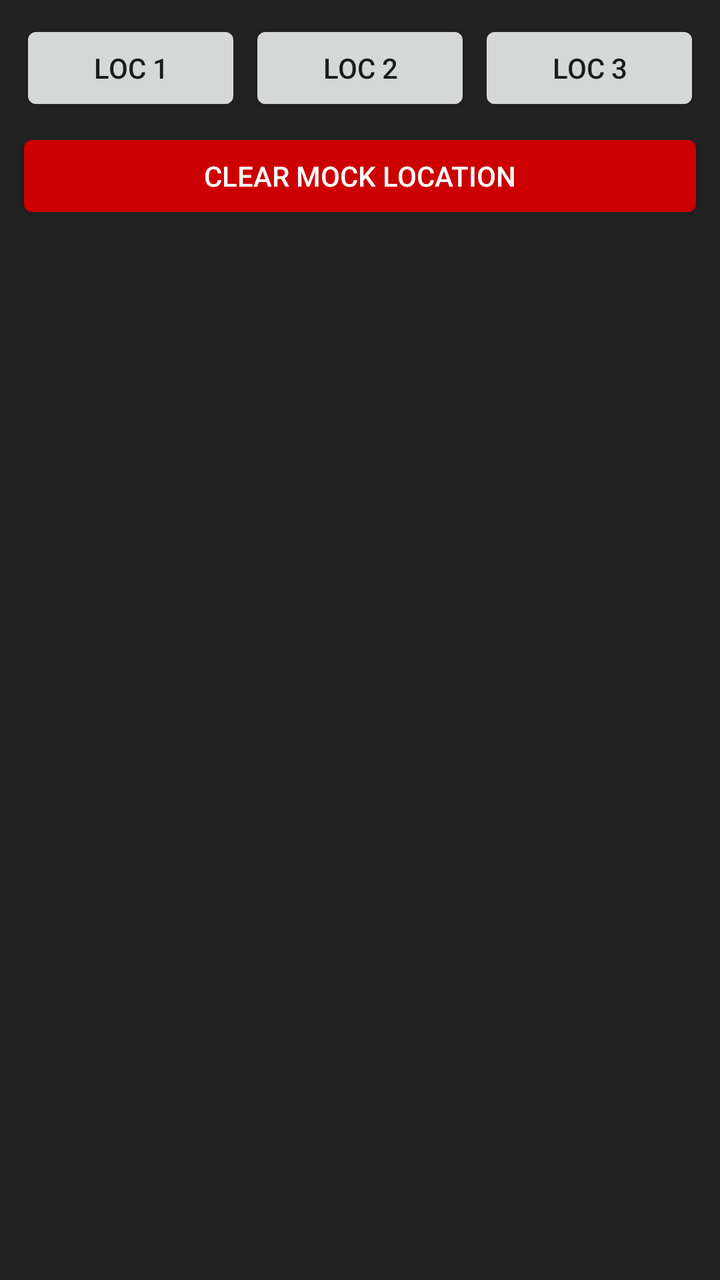
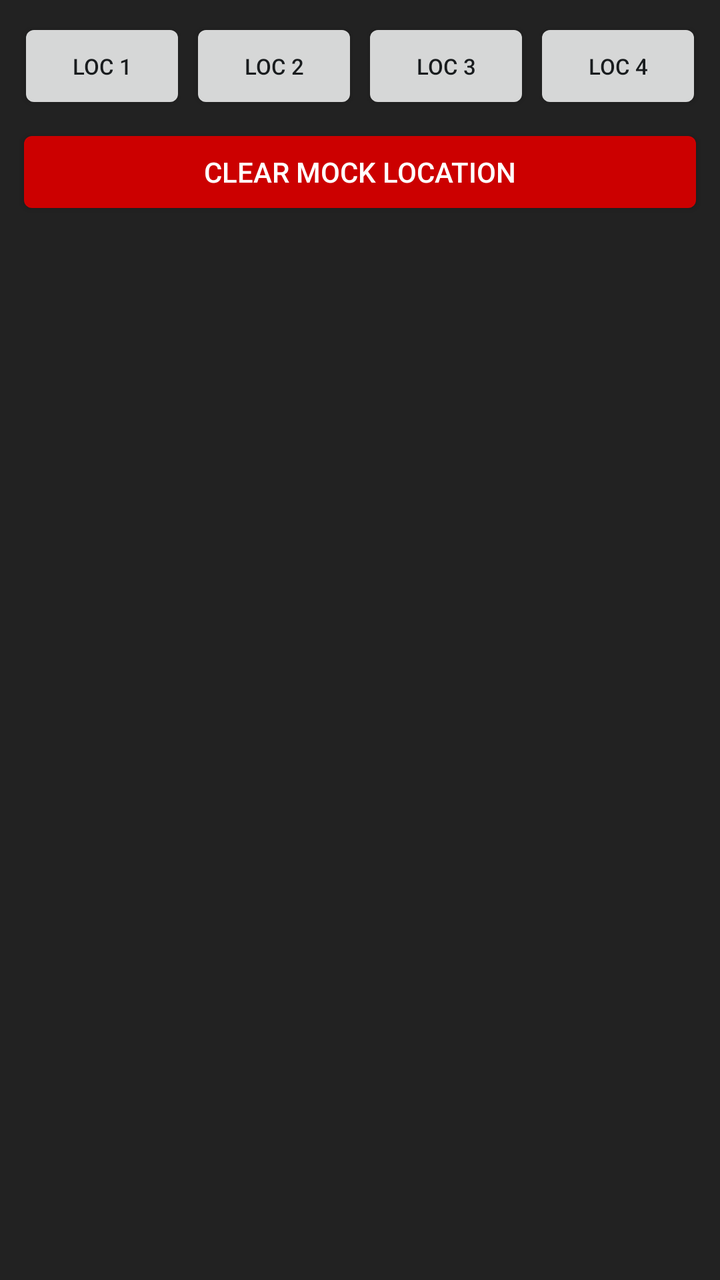

Compare the two renders of this Android layout. The source of the first and the diff that turns it into the second are given below.
<!-- AndroidManifest.xml: application theme android:Theme.DeviceDefault.DayNight -->
<!-- res/layout/widget_layout.xml -->
﻿<?xml version="1.0" encoding="utf-8"?>
<LinearLayout xmlns:android="http://schemas.android.com/apk/res/android"
    android:layout_width="match_parent"
    android:layout_height="wrap_content"
    android:orientation="vertical"
    android:padding="8dp"
    android:background="#222222">

    <LinearLayout
        android:layout_width="match_parent"
        android:layout_height="wrap_content"
        android:orientation="horizontal">

        <Button
            android:id="@+id/btn_loc_1"
            android:layout_width="0dp"
            android:layout_height="wrap_content"
            android:layout_weight="1"
            android:layout_margin="2dp"
            android:text="Loc 1" />

        <Button
            android:id="@+id/btn_loc_2"
            android:layout_width="0dp"
            android:layout_height="wrap_content"
            android:layout_weight="1"
            android:layout_margin="2dp"
            android:text="Loc 2" />

        <Button
            android:id="@+id/btn_loc_3"
            android:layout_width="0dp"
            android:layout_height="wrap_content"
            android:layout_weight="1"
            android:layout_margin="2dp"
            android:text="Loc 3" />
    </LinearLayout>

    <Button
        android:id="@+id/btn_clear"
        android:layout_width="match_parent"
        android:layout_height="wrap_content"
        android:layout_marginTop="4dp"
        android:backgroundTint="#CC0000"
        android:textColor="#FFFFFF"
        android:text="CLEAR MOCK LOCATION" />
</LinearLayout>
<!-- resources referenced by this layout -->
<resources>

</resources>

<!-- the commit's change to res/layout/widget_layout.xml (unified diff, before → after) -->
@@ -1,4 +1,4 @@
-﻿<?xml version="1.0" encoding="utf-8"?>
+<?xml version="1.0" encoding="utf-8"?>
 <LinearLayout xmlns:android="http://schemas.android.com/apk/res/android"
     android:layout_width="match_parent"
     android:layout_height="wrap_content"
@@ -11,29 +11,11 @@
         android:layout_height="wrap_content"
         android:orientation="horizontal">
 
-        <Button
-            android:id="@+id/btn_loc_1"
-            android:layout_width="0dp"
-            android:layout_height="wrap_content"
-            android:layout_weight="1"
-            android:layout_margin="2dp"
-            android:text="Loc 1" />
+        <Button android:id="@+id/btn_loc_1" android:layout_width="0dp" android:layout_height="wrap_content" android:layout_weight="1" android:layout_margin="1dp" android:textSize="11sp" android:text="Loc 1" />
+        <Button android:id="@+id/btn_loc_2" android:layout_width="0dp" android:layout_height="wrap_content" android:layout_weight="1" android:layout_margin="1dp" android:textSize="11sp" android:text="Loc 2" />
+        <Button android:id="@+id/btn_loc_3" android:layout_width="0dp" android:layout_height="wrap_content" android:layout_weight="1" android:layout_margin="1dp" android:textSize="11sp" android:text="Loc 3" />
+        <Button android:id="@+id/btn_loc_4" android:layout_width="0dp" android:layout_height="wrap_content" android:layout_weight="1" android:layout_margin="1dp" android:textSize="11sp" android:text="Loc 4" />
 
-        <Button
-            android:id="@+id/btn_loc_2"
-            android:layout_width="0dp"
-            android:layout_height="wrap_content"
-            android:layout_weight="1"
-            android:layout_margin="2dp"
-            android:text="Loc 2" />
-
-        <Button
-            android:id="@+id/btn_loc_3"
-            android:layout_width="0dp"
-            android:layout_height="wrap_content"
-            android:layout_weight="1"
-            android:layout_margin="2dp"
-            android:text="Loc 3" />
     </LinearLayout>
 
     <Button
